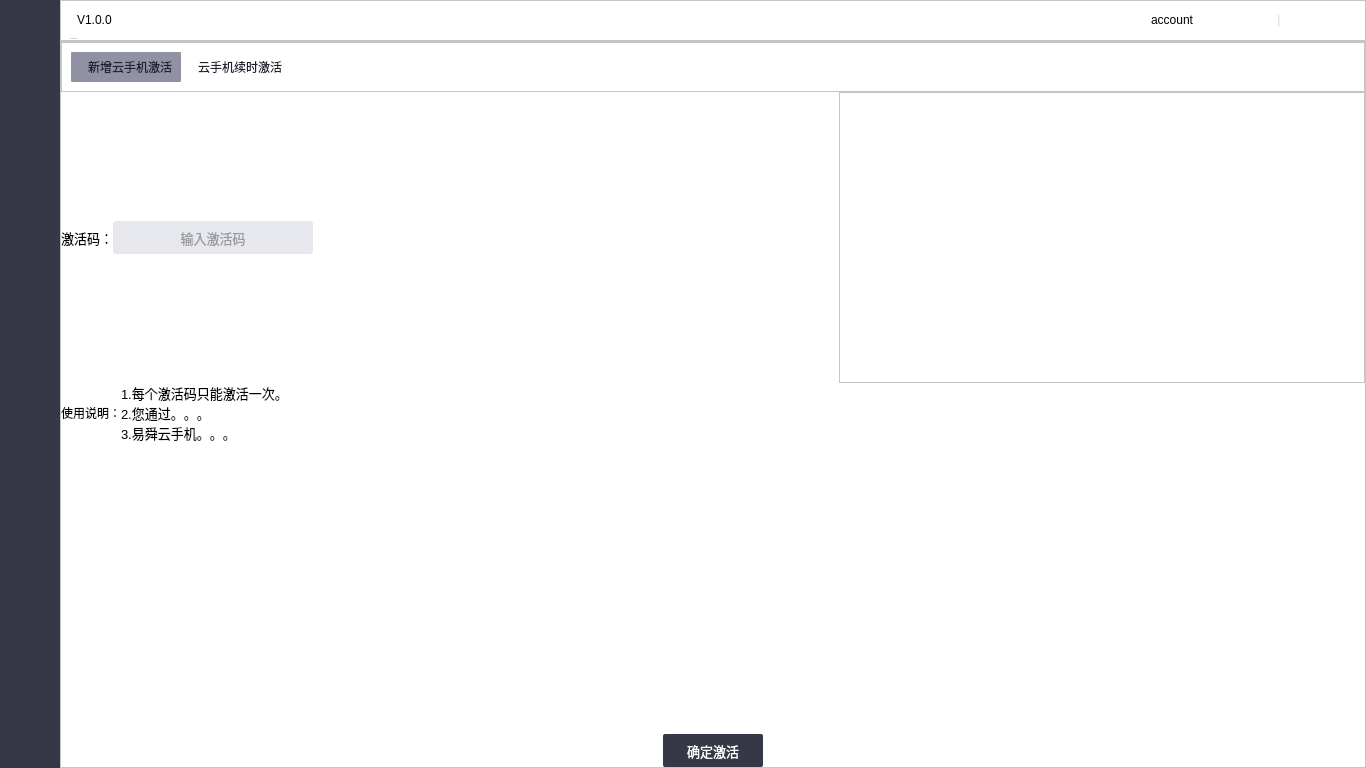
ZhouMei20220810/TEST, file mainwindow.ui: the form before one commit.
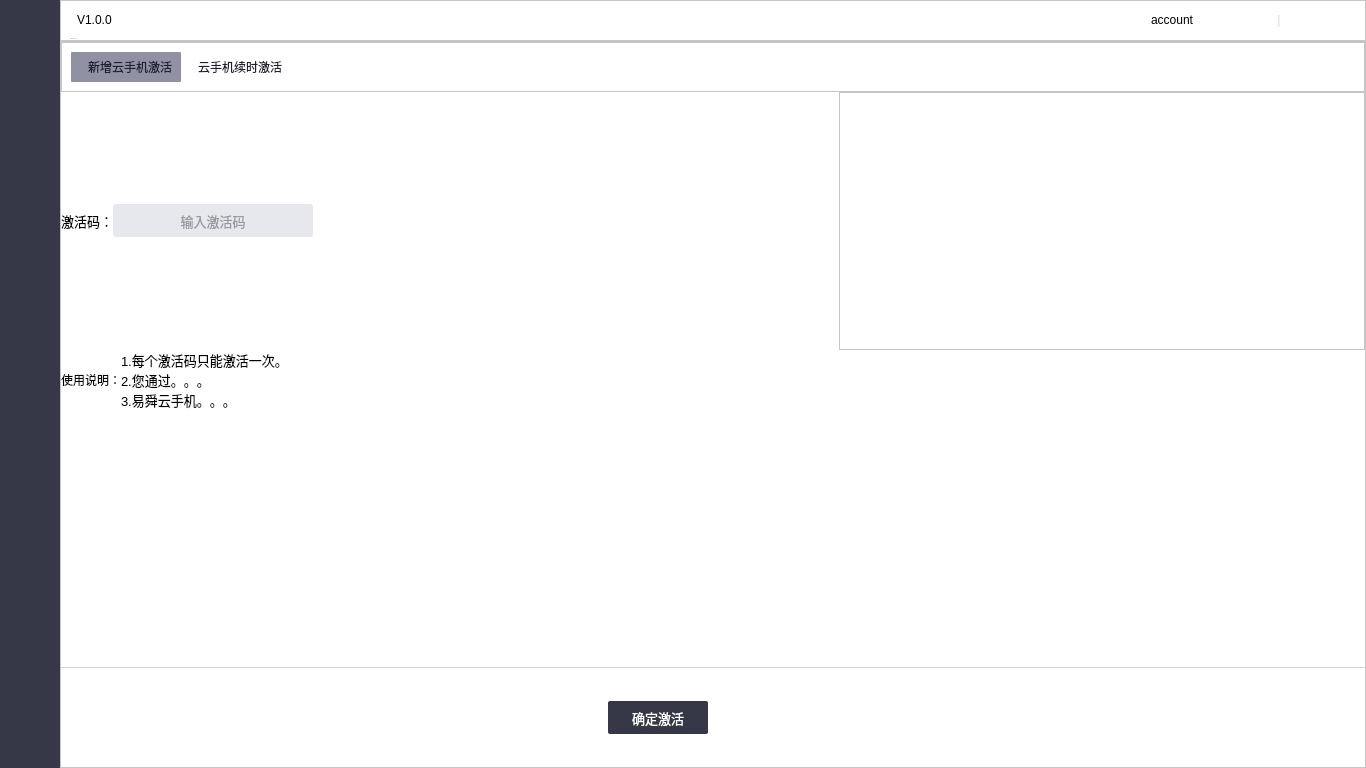
The form after the commit. The open tabs and pages were chosen to show the change. Icons and pictures are not drawn.

Commit message: 激活码窗口界面调整

```diff
--- a/mainwindow.ui
+++ b/mainwindow.ui
@@ -2439,7 +2439,28 @@
               </spacer>
              </item>
              <item>
-              <layout class="QHBoxLayout" name="horizontalLayout_10">
+              <widget class="QFrame" name="frame_16">
+               <property name="minimumSize">
+                <size>
+                 <width>0</width>
+                 <height>100</height>
+                </size>
+               </property>
+               <property name="styleSheet">
+                <string notr="true">QFrame {
+color: rgb(255, 255, 255);
+background-color: #FF#F5F6FA;
+border-radius:0px;
+border-top: 1px solid #D7D7DE;
+}</string>
+               </property>
+               <property name="frameShape">
+                <enum>QFrame::StyledPanel</enum>
+               </property>
+               <property name="frameShadow">
+                <enum>QFrame::Raised</enum>
+               </property>
+               <layout class="QHBoxLayout" name="horizontalLayout_30">
                <item>
                 <spacer name="horizontalSpacer_8">
                  <property name="orientation">
@@ -2447,7 +2468,7 @@
                  </property>
                  <property name="sizeHint" stdset="0">
                   <size>
-                   <width>40</width>
+                    <width>518</width>
                    <height>20</height>
                   </size>
                  </property>
@@ -2520,13 +2541,14 @@
                  </property>
                  <property name="sizeHint" stdset="0">
                   <size>
-                   <width>40</width>
-                   <height>20</height>
+                    <width>648</width>
+                    <height>17</height>
                   </size>
                  </property>
                 </spacer>
                </item>
               </layout>
+              </widget>
              </item>
             </layout>
            </widget>
```
Lines whose indentation alone changed are shown as unchanged.
